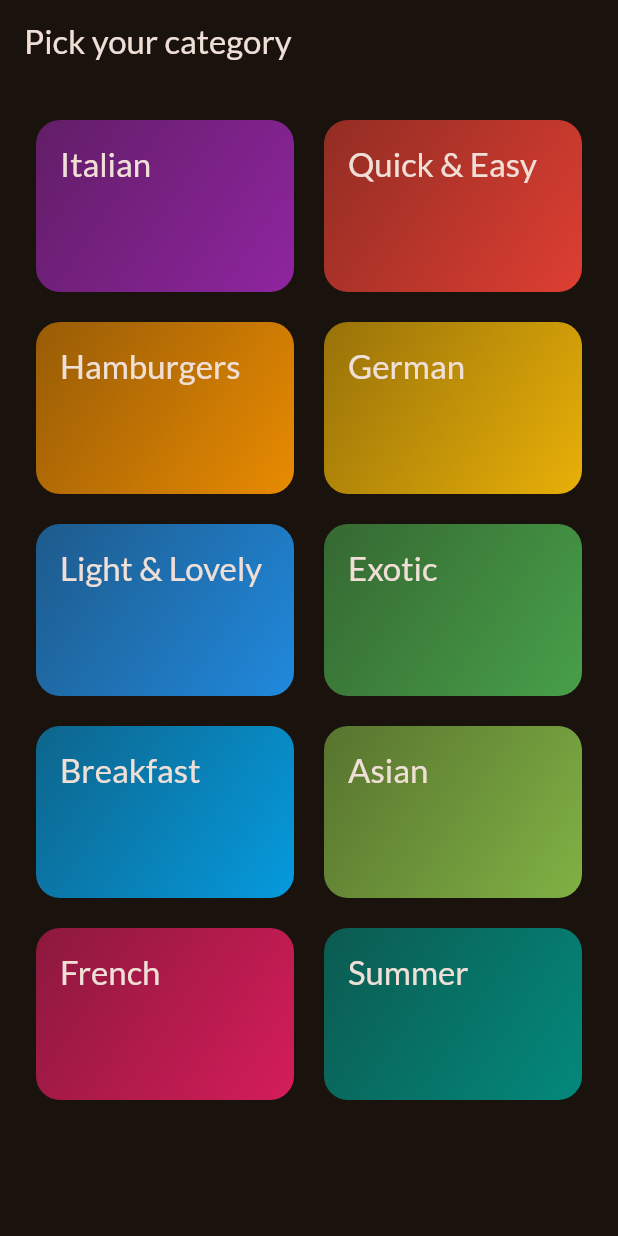
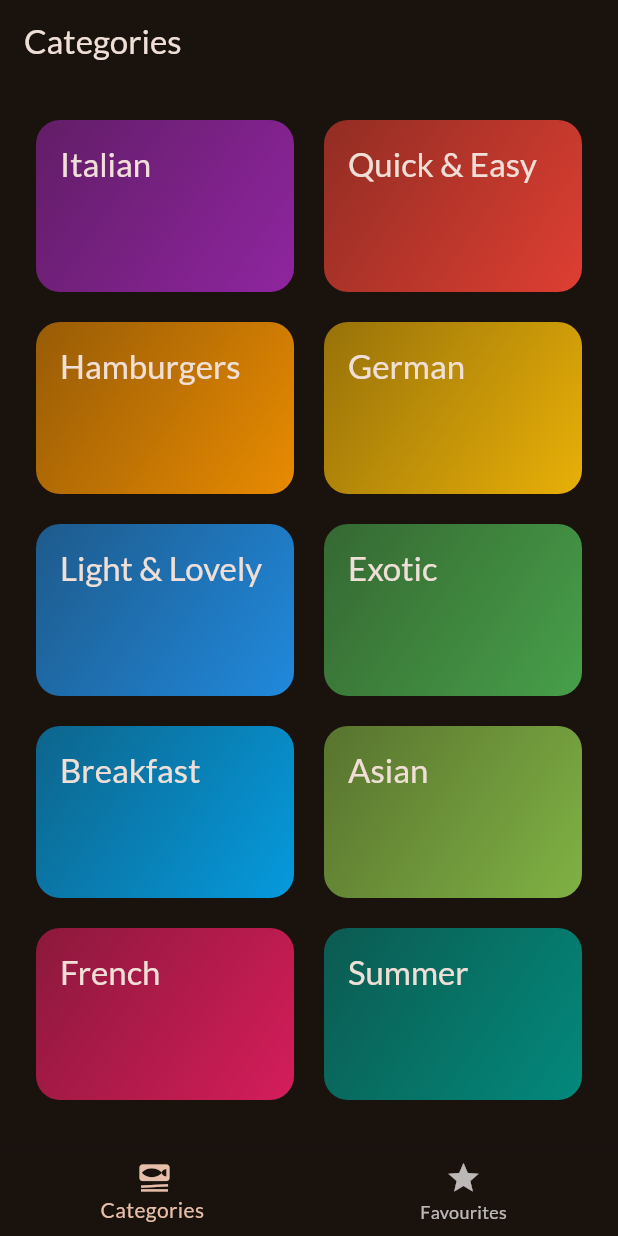
Before and after one commit to cyblogerz/Zippy-eats, a Flutter app: the screen it shows after launch, on a phone screen of 412 x 824 dp. Run offline on Flutter 3.47's test engine with Material 2 defaults, Android fonts, the phone set to English and light mode, and no system bars; our stand-ins replace google_fonts, transparent_image.

Commit message:
Added tabs

```diff
--- a/lib/main.dart
+++ b/lib/main.dart
@@ -2,6 +2,7 @@ import 'package:flutter/material.dart';
 
 import 'package:google_fonts/google_fonts.dart';
 import 'package:zippy_eats/screens/categories.dart';
+import 'package:zippy_eats/screens/tabs.dart';
 
 final theme = ThemeData(
   useMaterial3: true,
@@ -21,6 +22,6 @@ class App extends StatelessWidget {
 
   @override
   Widget build(BuildContext context) {
-    return MaterialApp(theme: theme, home: CategoriesScreen() );
+    return MaterialApp(theme: theme, home: Tabs());
   }
 }
--- a/lib/screens/categories.dart
+++ b/lib/screens/categories.dart
@@ -21,11 +21,7 @@ class CategoriesScreen extends StatelessWidget {
 
   @override
   Widget build(BuildContext context) {
-    return Scaffold(
-      appBar: AppBar(
-        title: Text("Pick your category"),
-      ),
-      body: GridView(
+    return GridView(
       padding: const EdgeInsets.all(24),
       gridDelegate: const SliverGridDelegateWithFixedCrossAxisCount(
           crossAxisCount: 2,
@@ -41,7 +37,6 @@ class CategoriesScreen extends StatelessWidget {
             },
           )
       ],
-      ),
     );
   }
 }
--- a/lib/screens/meal_details_screen.dart
+++ b/lib/screens/meal_details_screen.dart
@@ -12,6 +12,7 @@ class MealsDetails extends StatelessWidget {
     return Scaffold(
       appBar: AppBar(
         title: Text(meal.title),
+        actions: [IconButton(onPressed: () {}, icon: Icon(Icons.star))],
       ),
       body: SingleChildScrollView(
         child: Column(children: [
--- /dev/null
+++ b/lib/screens/tabs.dart
@@ -0,0 +1,48 @@
+import 'package:flutter/material.dart';
+import 'package:flutter/src/widgets/framework.dart';
+import 'package:flutter/src/widgets/placeholder.dart';
+import 'package:zippy_eats/screens/categories.dart';
+import 'package:zippy_eats/screens/meals.dart';
+
+class Tabs extends StatefulWidget {
+  const Tabs({super.key});
+
+  @override
+  State<Tabs> createState() => _TabsState();
+}
+
+class _TabsState extends State<Tabs> {
+  int _selectedPageIndex = 0;
+  void selectPage(int index) {
+    setState(() {
+      _selectedPageIndex = index;
+    });
+  }
+
+  @override
+  Widget build(BuildContext context) {
+    Widget activePage = const CategoriesScreen();
+    var activePageTitle = 'Categories';
+
+    if (_selectedPageIndex == 1) {
+      activePage = const MealsScreen(meals: []);
+      activePageTitle = 'Your Favourites';
+    }
+    return Scaffold(
+      appBar: AppBar(
+        title: Text(activePageTitle),
+      ),
+      body: activePage,
+      bottomNavigationBar: BottomNavigationBar(
+        onTap: (index) {
+          selectPage(index);
+        },
+        items: const [
+          BottomNavigationBarItem(
+              icon: Icon(Icons.set_meal), label: 'Categories '),
+          BottomNavigationBarItem(icon: Icon(Icons.star), label: 'Favourites'),
+        ],
+      ),
+    );
+  }
+}
```
Also changed, not shown: lib/screens/meals.dart (+8 -3 lines). Lines whose indentation alone changed are shown as unchanged.
